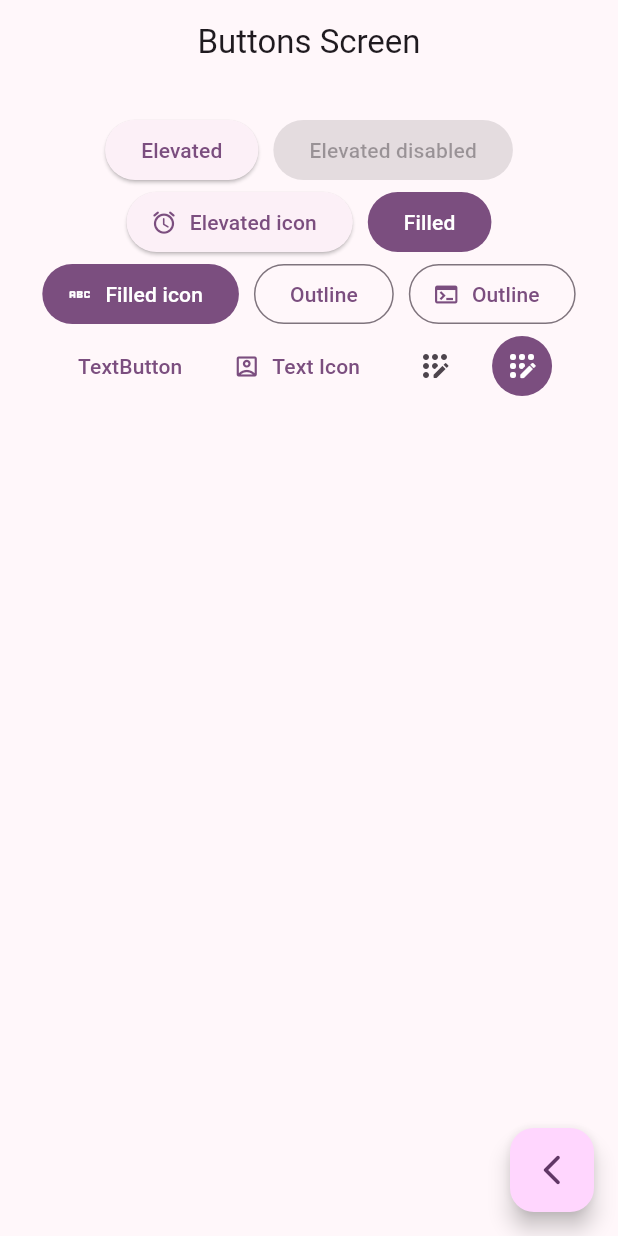
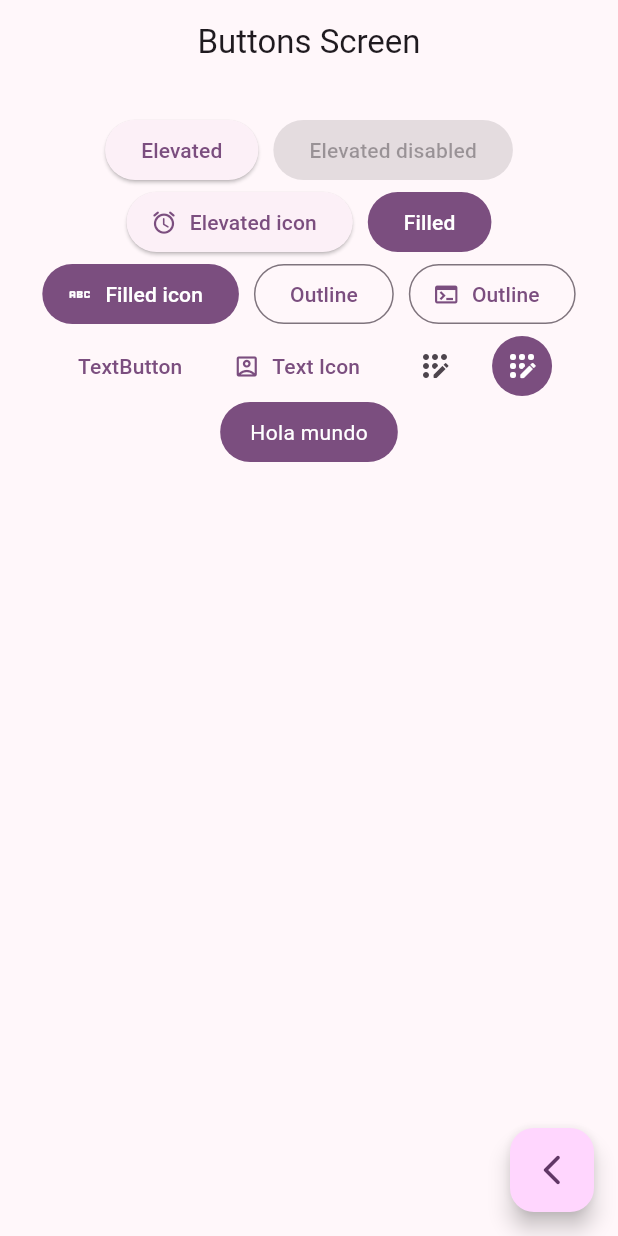
Before and after one commit to RommelOlachea/flutter_widgets_app, a Flutter app: the ButtonsScreen screen opened by its route, after a tap on the "app registration" icon, on a phone screen of 412 x 824 dp. Run offline on Flutter 3.47's test engine with Material 2 defaults, Android fonts, the phone set to English and light mode, and no system bars; our stand-ins replace go_router.

Commit message:
Boton screen terminado, junto con el personalizado

```diff
--- a/lib/presentation/screens/buttons/buttons_screen.dart
+++ b/lib/presentation/screens/buttons/buttons_screen.dart
@@ -35,10 +35,12 @@ class _ButtonsView extends StatelessWidget {
           alignment: WrapAlignment.center,
           children: [
             ElevatedButton(onPressed: () {}, child: const Text('Elevated')),
-              const ElevatedButton(onPressed: null, child: Text('Elevated disabled')),
-              ElevatedButton.icon(icon: const Icon(Icons.access_alarm_rounded), onPressed: () {
-
-              }, label: const Text('Elevated icon')),
+            const ElevatedButton(
+                onPressed: null, child: Text('Elevated disabled')),
+            ElevatedButton.icon(
+                icon: const Icon(Icons.access_alarm_rounded),
+                onPressed: () {},
+                label: const Text('Elevated icon')),
 
             FilledButton(onPressed: () {}, child: const Text('Filled')),
             FilledButton.icon(
@@ -47,40 +49,35 @@ class _ButtonsView extends StatelessWidget {
               label: const Text('Filled icon'),
             ),
 
-               OutlinedButton(onPressed: (){}, child: const Text('Outline')),
+            OutlinedButton(onPressed: () {}, child: const Text('Outline')),
             OutlinedButton.icon(
-                onPressed: (){},
+              onPressed: () {},
               label: const Text('Outline'),
               icon: Icon(Icons.terminal),
             ),
 
-                TextButton(onPressed: (){}, child: const Text('TextButton')),
+            TextButton(onPressed: () {}, child: const Text('TextButton')),
             TextButton.icon(
-                  onPressed: (){},
+              onPressed: () {},
               label: const Text('Text Icon'),
               icon: const Icon(Icons.account_box_outlined),
             ),
 
             //todo: custom button
 
-                IconButton(onPressed: () {
+            IconButton(
+                onPressed: () {},
+                icon: const Icon(Icons.app_registration_rounded)),
 
-                },
-                icon: const Icon(Icons.app_registration_rounded)
-                ) ,
-
-                IconButton(onPressed: () {
-
-                }, icon: Icon(Icons.app_registration_rounded),
+            IconButton(
+              onPressed: () {},
+              icon: Icon(Icons.app_registration_rounded),
               style: ButtonStyle(
                 backgroundColor: MaterialStatePropertyAll(colors.primary),
                 iconColor: const MaterialStatePropertyAll(Colors.white),
               ),
             ),
-
-
-
-
+            const CustomButton()
           ],
         ),
       ),
@@ -88,5 +85,36 @@ class _ButtonsView extends StatelessWidget {
   }
 }
 
+class CustomButton extends StatelessWidget {
+  const CustomButton({super.key});
+
+  @override
+  Widget build(BuildContext context) {
+    final colors = Theme.of(context).colorScheme;
+
+    return ClipRRect(
+      borderRadius: BorderRadius.circular(20),
+      child: Material(
+        color: colors.primary,
+        child: InkWell(
+          onTap: () {
+
+          },
+          child: const Padding(
+            padding: EdgeInsets.symmetric(horizontal: 20, vertical: 10),
+            child: Text('Hola mundo', style: TextStyle(color: Colors.white),),
+          ),
+        ),
+      ),
+    );
+  }
+}
+
+//el widget de maternial con el que esta envuelto el padding, nos permite ponerle unas propiedades propias del material
+//el widget InkWell es como un gesture detector, puede detectar un tap, pero ademas pone la animacion de splash del
+//boton cuando hacemos el tap como si un boton predeterminado se tratara
+
+
+
 //wrap funciona similar al row y al column, solo que pone los controles uno al lado
 //del otro y cuando no hay espacio los pone debajo.
```
Lines whose indentation alone changed are shown as unchanged.
